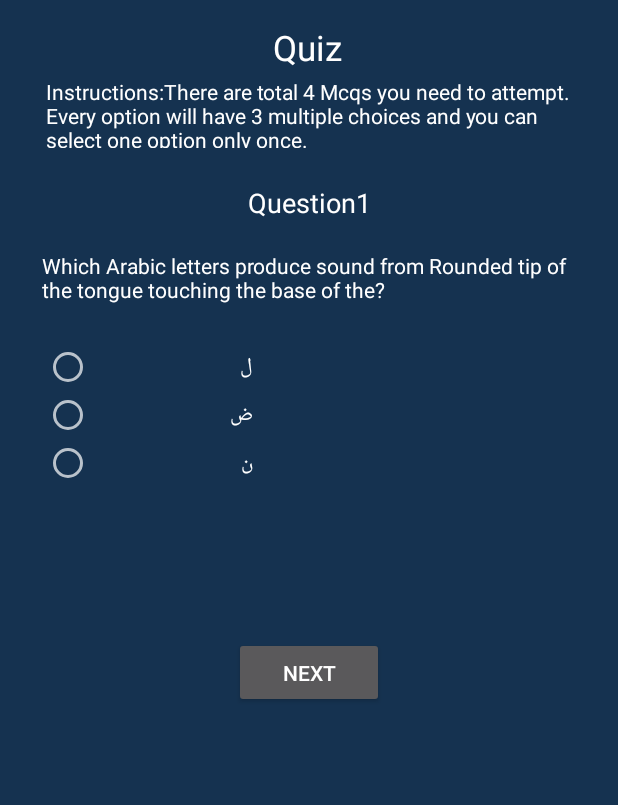
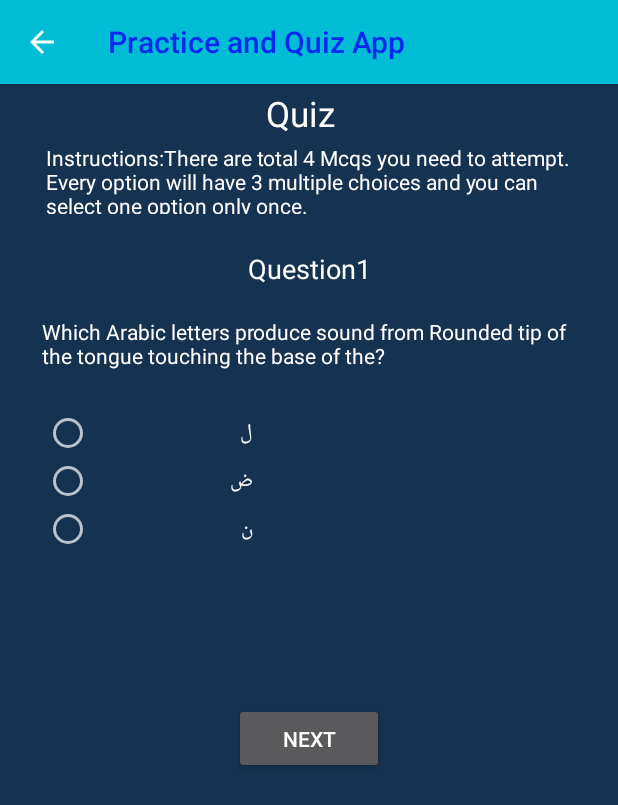
Before and after one commit to Transformer075/Practice_Quiz_App, an Android app: the activity_three screen opened directly, with no data from a screen before it, on a phone screen of 412 x 824 dp. Shown: the top 805 px of the screen. Run offline under Robolectric (Android 15) with nearby library versions, the phone set to English and light mode, and no system bars.

Commit message:
App Bar Practice Added

```diff
--- a/app/src/main/java/com/example/practicequizapp/activity_three.java
+++ b/app/src/main/java/com/example/practicequizapp/activity_three.java
@@ -1,6 +1,8 @@
 package com.example.practicequizapp;
 
+import androidx.appcompat.app.ActionBar;
 import androidx.appcompat.app.AppCompatActivity;
+import androidx.appcompat.widget.Toolbar;
 
 import android.content.Intent;
 import android.os.Bundle;
@@ -37,6 +39,8 @@ public class activity_three extends AppCompatActivity {
     int correctAnswersCount = 0;
     int randomNumber;
     boolean go = false;
+
+    Toolbar toolbar3;
     @Override
     protected void onCreate(Bundle savedInstanceState) {
         super.onCreate(savedInstanceState);
@@ -48,6 +52,12 @@ public class activity_three extends AppCompatActivity {
         btn_radio3 = findViewById(R.id.btn_radio3);
         btn_next1 = findViewById(R.id.btn_next1);
         radioGroup = findViewById(R.id.radioGroup);
+
+        toolbar3 = findViewById(R.id.toolbar3);
+        setSupportActionBar(toolbar3);
+
+        ActionBar ab = getSupportActionBar();
+        ab.setDisplayHomeAsUpEnabled(true);
 
         Random rand = new Random();
         randomNumber = rand.nextInt(19);
--- a/app/src/main/res/layout/activity_three.xml
+++ b/app/src/main/res/layout/activity_three.xml
@@ -7,19 +7,33 @@
     android:background="#FF153250"
     tools:context=".activity_three">
 
+    <androidx.appcompat.widget.Toolbar
+        android:id="@+id/toolbar3"
+        android:layout_width="match_parent"
+        android:layout_height="wrap_content"
+        android:background="#00BCD4"
+        android:minHeight="?attr/actionBarSize"
+        android:theme="?attr/actionBarTheme"
+        app:layout_constraintEnd_toEndOf="parent"
+        app:layout_constraintHorizontal_bias="1.0"
+        app:layout_constraintStart_toStartOf="parent"
+        app:layout_constraintTop_toTopOf="parent"
+        app:title="Practice and Quiz App"
+        app:titleTextColor="#0629EF" />
+
     <TextView
         android:id="@+id/textView"
         android:layout_width="70dp"
         android:layout_height="wrap_content"
-        android:layout_marginTop="16dp"
+        android:layout_marginTop="4dp"
         android:text="@string/quiz"
         android:textAlignment="center"
         android:textColor="@color/white"
         android:textSize="23dp"
         app:layout_constraintEnd_toEndOf="parent"
-        app:layout_constraintHorizontal_bias="0.498"
+        app:layout_constraintHorizontal_bias="0.483"
         app:layout_constraintStart_toStartOf="parent"
-        app:layout_constraintTop_toTopOf="parent" />
+        app:layout_constraintTop_toBottomOf="@+id/toolbar3" />
 
     <TextView
         android:id="@+id/textView5"
```
Also changed, not shown: app/src/main/AndroidManifest.xml (+7 -0 lines), app/src/main/java/com/example/practicequizapp/activity_four.java (+9 -0 lines), app/src/main/java/com/example/practicequizapp/activity_second.java (+8 -0 lines), app/src/main/res/layout/activity_four.xml (+13 -0 lines), app/src/main/res/layout/activity_second.xml (+15 -2 lines).
